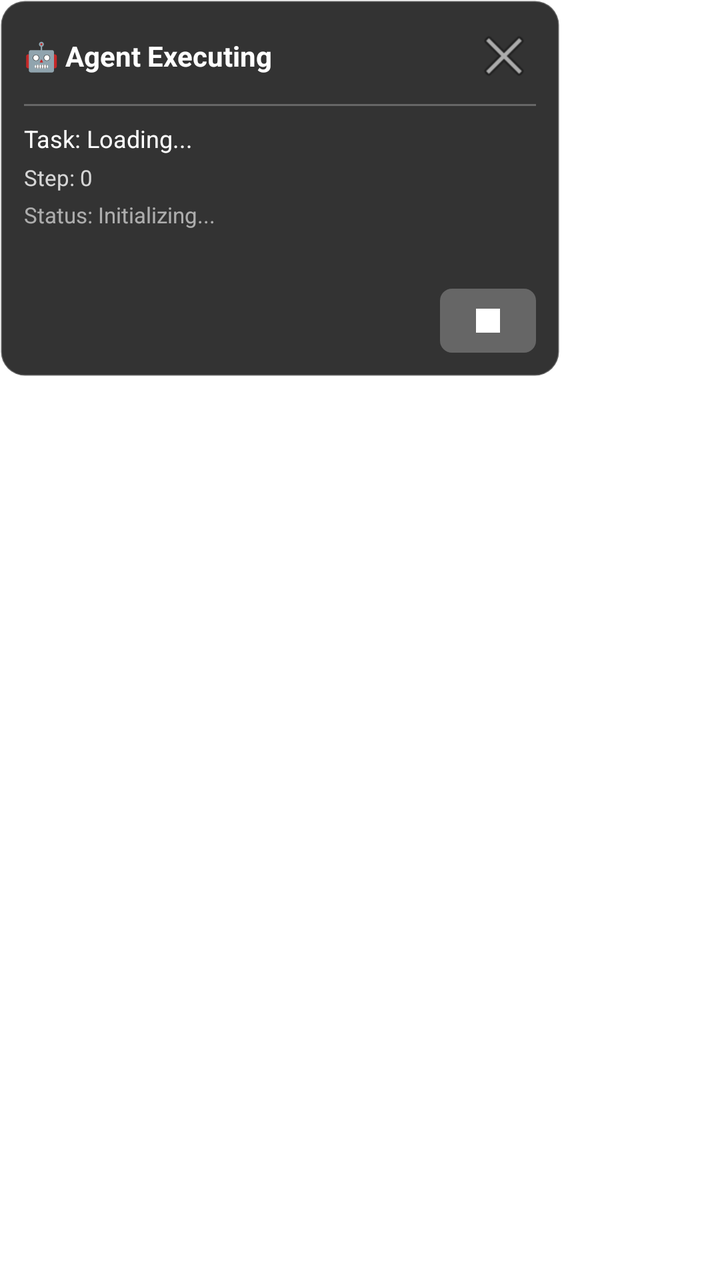
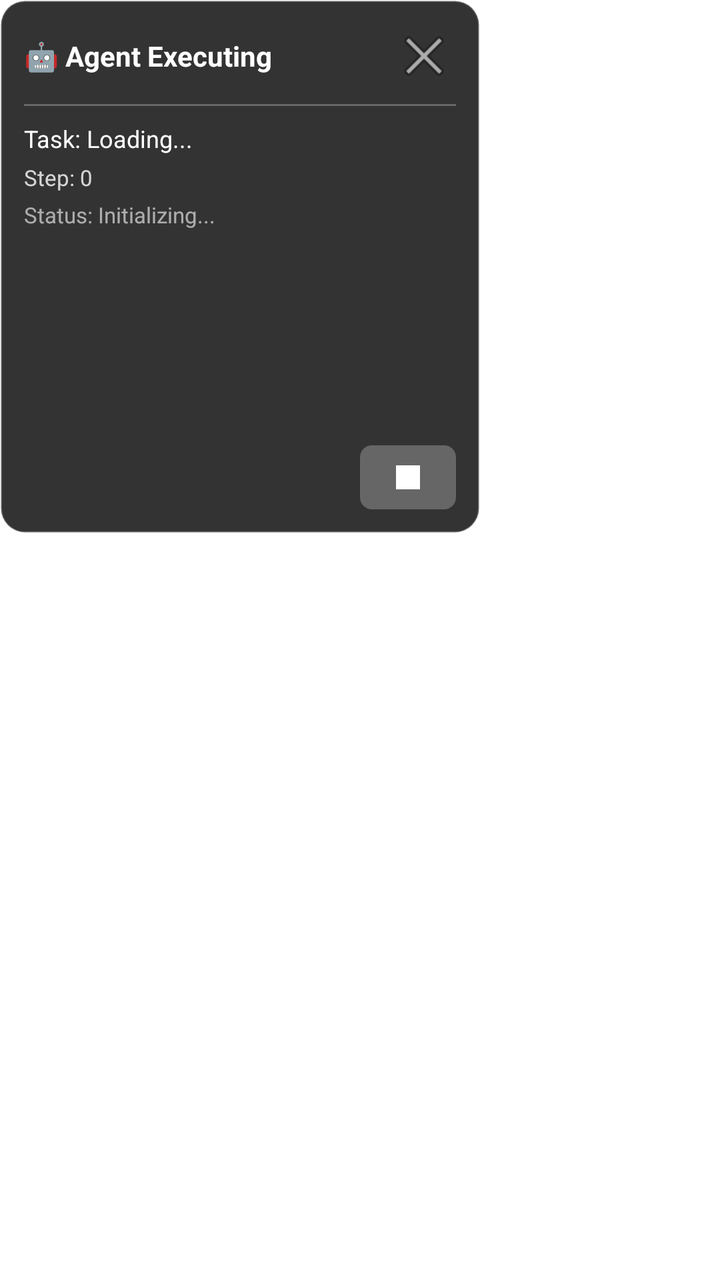

Before-and-after screenshots of an Android layout around one commit, followed by the original layout XML and the change that was made.
<!-- AndroidManifest.xml: application theme Theme.OfflineAI -->
<!-- res/layout/agent_floating_window.xml -->
<?xml version="1.0" encoding="utf-8"?>
<FrameLayout xmlns:android="http://schemas.android.com/apk/res/android"
    android:layout_width="wrap_content"
    android:layout_height="wrap_content">

    
    <LinearLayout
        android:id="@+id/layoutExpanded"
        android:layout_width="280dp"
        android:layout_height="wrap_content"
        android:orientation="vertical"
        android:background="@drawable/agent_floating_window_bg"
        android:padding="12dp"
        android:elevation="8dp">

        
        <LinearLayout
            android:layout_width="match_parent"
            android:layout_height="wrap_content"
            android:orientation="horizontal"
            android:gravity="center_vertical"
            android:paddingBottom="8dp">

            <TextView
                android:layout_width="0dp"
                android:layout_height="wrap_content"
                android:layout_weight="1"
                android:text="🤖 Agent Executing"
                android:textColor="#FFFFFF"
                android:textSize="14sp"
                android:textStyle="bold" />

            <ImageButton
                android:id="@+id/buttonMinimize"
                android:layout_width="32dp"
                android:layout_height="32dp"
                android:background="@android:color/transparent"
                android:src="@android:drawable/ic_menu_close_clear_cancel"
                android:scaleType="centerInside"
                android:contentDescription="Minimize" />
        </LinearLayout>

        
        <View
            android:layout_width="match_parent"
            android:layout_height="1dp"
            android:background="#40FFFFFF"
            android:layout_marginBottom="8dp" />

        
        <TextView
            android:id="@+id/textViewTask"
            android:layout_width="match_parent"
            android:layout_height="wrap_content"
            android:text="Task: Loading..."
            android:textColor="#FFFFFF"
            android:textSize="12sp"
            android:maxLines="2"
            android:ellipsize="end"
            android:paddingBottom="4dp" />

        
        <TextView
            android:id="@+id/textViewStep"
            android:layout_width="match_parent"
            android:layout_height="wrap_content"
            android:text="Step: 0"
            android:textColor="#CCFFFFFF"
            android:textSize="11sp"
            android:paddingBottom="4dp" />

        
        <TextView
            android:id="@+id/textViewStatus"
            android:layout_width="match_parent"
            android:layout_height="wrap_content"
            android:text="Status: Initializing..."
            android:textColor="#99FFFFFF"
            android:textSize="11sp"
            android:paddingBottom="8dp" />

        <TextView
            android:id="@+id/textViewOutput"
            android:layout_width="match_parent"
            android:layout_height="wrap_content"
            android:text=""
            android:textColor="#99FFFFFF"
            android:textSize="10sp"
            android:maxLines="6"
            android:ellipsize="end"
            android:paddingBottom="8dp" />

        
        <LinearLayout
            android:layout_width="match_parent"
            android:layout_height="wrap_content"
            android:orientation="horizontal"
            android:gravity="end">

            <Button
                android:id="@+id/buttonSaveExperience"
                android:layout_width="wrap_content"
                android:layout_height="32dp"
                android:text="@string/agent_save_experience"
                android:textSize="12sp"
                android:paddingStart="12dp"
                android:paddingEnd="12dp"
                android:background="@drawable/agent_button_bg"
                android:textColor="#FFFFFF"
                android:visibility="gone"
                android:layout_marginEnd="8dp" />

            <ImageButton
                android:id="@+id/buttonStop"
                android:layout_width="48dp"
                android:layout_height="32dp"
                android:background="@drawable/agent_button_bg"
                android:src="@drawable/ic_stop_square"
                android:scaleType="centerInside"
                android:contentDescription="Stop Agent" />
        </LinearLayout>
    </LinearLayout>

    
    <LinearLayout
        android:id="@+id/layoutMinimized"
        android:layout_width="56dp"
        android:layout_height="56dp"
        android:orientation="vertical"
        android:background="@drawable/agent_floating_ball_bg"
        android:gravity="center"
        android:elevation="8dp"
        android:visibility="gone">

        <TextView
            android:layout_width="wrap_content"
            android:layout_height="wrap_content"
            android:text="🤖"
            android:textSize="24sp" />

        <TextView
            android:id="@+id/textViewMinimizedStep"
            android:layout_width="wrap_content"
            android:layout_height="wrap_content"
            android:text="0"
            android:textColor="#FFFFFF"
            android:textSize="10sp"
            android:textStyle="bold" />
    </LinearLayout>

</FrameLayout>
<!-- resources referenced by this layout -->
<resources>
  <!-- drawable agent_button_bg (drawable) -->
  <?xml version="1.0" encoding="utf-8"?>
  <shape xmlns:android="http://schemas.android.com/apk/res/android"
      android:shape="rectangle">
      <solid android:color="#40FFFFFF" />
      <corners android:radius="6dp" />
  </shape>
  <!-- drawable agent_floating_ball_bg (drawable) -->
  <?xml version="1.0" encoding="utf-8"?>
  <shape xmlns:android="http://schemas.android.com/apk/res/android"
      android:shape="oval">
      <solid android:color="#CC2196F3" />
      <stroke
          android:width="2dp"
          android:color="#FFFFFF" />
  </shape>
  <!-- drawable agent_floating_window_bg (drawable) -->
  <?xml version="1.0" encoding="utf-8"?>
  <shape xmlns:android="http://schemas.android.com/apk/res/android"
      android:shape="rectangle">
      <solid android:color="#CC000000" />
      <corners android:radius="12dp" />
      <stroke
          android:width="1dp"
          android:color="#40FFFFFF" />
  </shape>
  <!-- drawable ic_stop_square (drawable) -->
  <?xml version="1.0" encoding="utf-8"?>
  <vector xmlns:android="http://schemas.android.com/apk/res/android"
      android:width="24dp"
      android:height="24dp"
      android:viewportWidth="24"
      android:viewportHeight="24">
      <path
          android:fillColor="#FFFFFF"
          android:pathData="M6,6h12v12h-12z"/>
  </vector>
  <string name="agent_save_experience">保存</string>
  <style name="Theme.OfflineAI" parent="Theme.MaterialComponents.DayNight.DarkActionBar">
          
          <item name="colorPrimary">@color/purple_500</item>
          <item name="colorPrimaryVariant">@color/purple_700</item>
          <item name="colorOnPrimary">@color/white</item>
          
          <item name="colorSecondary">@color/teal_200</item>
          <item name="colorSecondaryVariant">@color/teal_700</item>
          <item name="colorOnSecondary">@color/black</item>
          
          <item name="android:statusBarColor" tools:targetApi="l">?attr/colorPrimaryVariant</item>
          
      </style>
  <color name="purple_500">#FF6200EE</color>
  <color name="purple_700">#FF3700B3</color>
  <color name="white">#FFFFFFFF</color>
  <color name="teal_200">#FF03DAC5</color>
  <color name="teal_700">#FF018786</color>
  <color name="black">#FF000000</color>
</resources>

<!-- the commit's change to res/layout/agent_floating_window.xml (unified diff, before → after) -->
@@ -6,7 +6,7 @@
     
     <LinearLayout
         android:id="@+id/layoutExpanded"
-        android:layout_width="280dp"
+        android:layout_width="240dp"
         android:layout_height="wrap_content"
         android:orientation="vertical"
         android:background="@drawable/agent_floating_window_bg"
@@ -79,16 +79,70 @@
             android:textSize="11sp"
             android:paddingBottom="8dp" />
 
-        <TextView
-            android:id="@+id/textViewOutput"
-            android:layout_width="match_parent"
-            android:layout_height="wrap_content"
-            android:text=""
-            android:textColor="#99FFFFFF"
-            android:textSize="10sp"
-            android:maxLines="6"
-            android:ellipsize="end"
-            android:paddingBottom="8dp" />
+        <ScrollView
+            android:id="@+id/scrollViewOutput"
+            android:layout_width="match_parent"
+            android:layout_height="100dp"
+            android:paddingBottom="8dp"
+            android:scrollbars="vertical"
+            android:fadeScrollbars="false"
+            android:overScrollMode="always">
+
+            <TextView
+                android:id="@+id/textViewOutput"
+                android:layout_width="match_parent"
+                android:layout_height="wrap_content"
+                android:text=""
+                android:textColor="#99FFFFFF"
+                android:textSize="10sp" />
+
+        </ScrollView>
+
+        
+        <LinearLayout
+            android:id="@+id/layoutTakeOver"
+            android:layout_width="match_parent"
+            android:layout_height="wrap_content"
+            android:orientation="vertical"
+            android:visibility="gone"
+            android:background="#33FFFFFF"
+            android:padding="8dp"
+            android:layout_marginBottom="8dp">
+
+            <TextView
+                android:id="@+id/textViewTakeOverQuestion"
+                android:layout_width="match_parent"
+                android:layout_height="wrap_content"
+                android:text=""
+                android:textColor="#FFFFFF"
+                android:textSize="12sp"
+                android:paddingBottom="6dp" />
+
+            <EditText
+                android:id="@+id/editTextTakeOverInput"
+                android:layout_width="match_parent"
+                android:layout_height="wrap_content"
+                android:hint="输入回复（可为空）"
+                android:textColorHint="#99FFFFFF"
+                android:textColor="#FFFFFF"
+                android:textSize="12sp"
+                android:background="#55000000"
+                android:padding="6dp"
+                android:inputType="textMultiLine"
+                android:minLines="2"
+                android:maxLines="4"
+                android:gravity="top" />
+
+            <Button
+                android:id="@+id/buttonTakeOverConfirm"
+                android:layout_width="match_parent"
+                android:layout_height="36dp"
+                android:text="确认继续"
+                android:textSize="13sp"
+                android:textColor="#FFFFFF"
+                android:background="@drawable/agent_button_bg"
+                android:layout_marginTop="6dp" />
+        </LinearLayout>
 
         
         <LinearLayout
<!-- resource entries referenced after the edit -->
@@ -37,7 +37,7 @@
           android:fillColor="#FFFFFF"
           android:pathData="M6,6h12v12h-12z"/>
   </vector>
-  <string name="agent_save_experience">保存</string>
+  <string name="agent_save_experience">保存经验</string>
   <style name="Theme.OfflineAI" parent="Theme.MaterialComponents.DayNight.DarkActionBar">
           
           <item name="colorPrimary">@color/purple_500</item>
